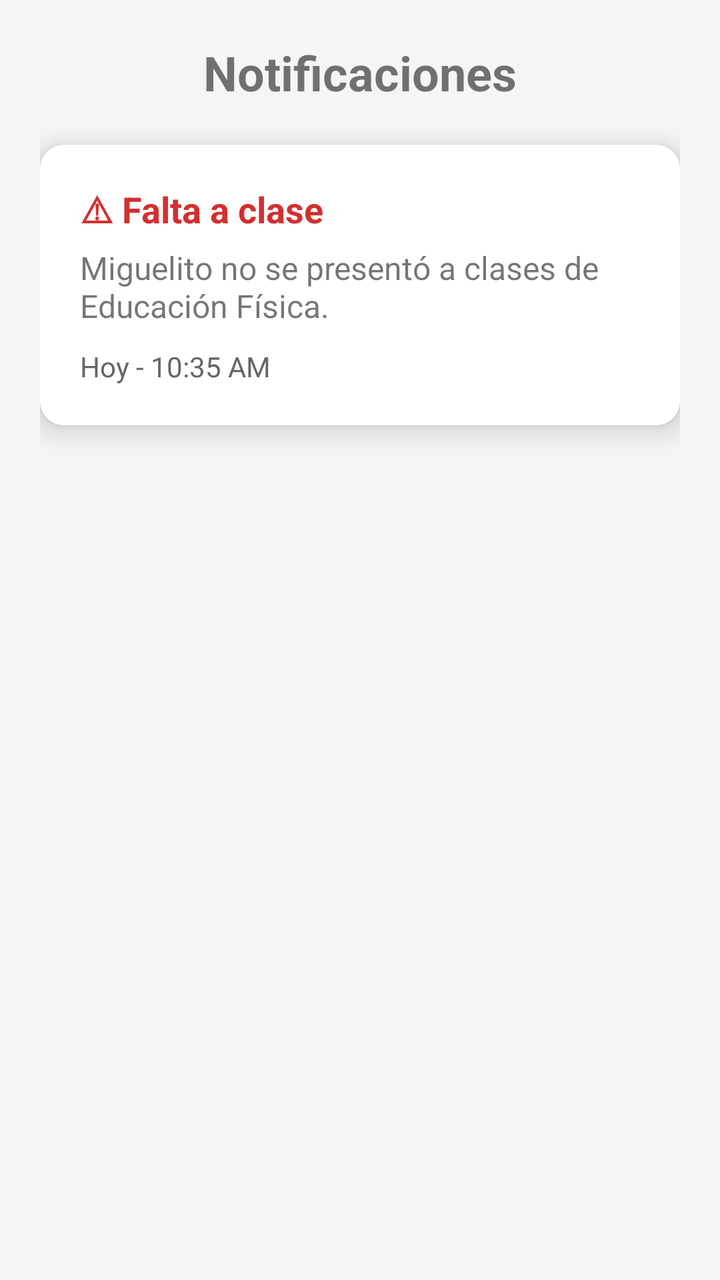
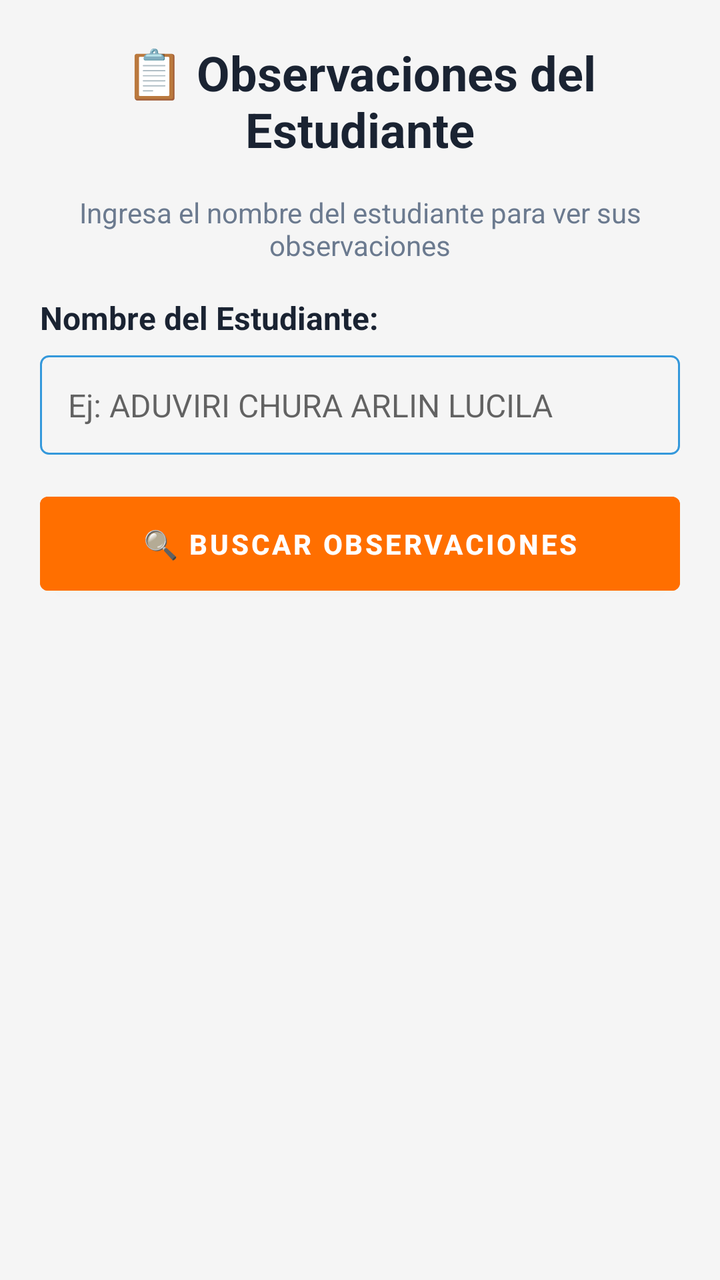

An Android layout rendered at two revisions. The XML below is the earlier revision; the diff shows what the commit changed to produce the second picture.
<!-- AndroidManifest.xml: application theme Theme.Colegio -->
<!-- res/layout/fragment_notifications.xml -->
<?xml version="1.0" encoding="utf-8"?>
<ScrollView xmlns:android="http://schemas.android.com/apk/res/android"
    xmlns:app="http://schemas.android.com/apk/res-auto"
    xmlns:tools="http://schemas.android.com/tools"
    android:layout_width="match_parent"
    android:layout_height="match_parent"
    android:padding="20dp"
    android:background="#F5F5F5"
    tools:context=".ui.notifications.NotificationsFragment">

    <LinearLayout
        android:orientation="vertical"
        android:layout_width="match_parent"
        android:layout_height="wrap_content">

        
        <TextView
            android:id="@+id/text_notifications_title"
            android:layout_width="match_parent"
            android:layout_height="wrap_content"
            android:text="Notificaciones"
            android:textSize="24sp"
            android:textStyle="bold"
            android:gravity="center"
            android:layout_marginBottom="20dp"/>

        
        <androidx.cardview.widget.CardView
            android:id="@+id/cardNotification"
            android:layout_width="match_parent"
            android:layout_height="wrap_content"
            android:layout_marginBottom="16dp"
            app:cardCornerRadius="12dp"
            app:cardElevation="8dp">

            <LinearLayout
                android:orientation="vertical"
                android:padding="20dp"
                android:layout_width="match_parent"
                android:layout_height="wrap_content">

                <TextView
                    android:id="@+id/textNotificationTitle"
                    android:layout_width="wrap_content"
                    android:layout_height="wrap_content"
                    android:text="⚠ Falta a clase"
                    android:textSize="18sp"
                    android:textStyle="bold"
                    android:textColor="#D32F2F"/>

                <TextView
                    android:id="@+id/textNotificationMessage"
                    android:layout_width="wrap_content"
                    android:layout_height="wrap_content"
                    android:text="Miguelito no se presentó a clases de Educación Física."
                    android:textSize="16sp"
                    android:layout_marginTop="6dp"/>

                <TextView
                    android:id="@+id/textNotificationTime"
                    android:layout_width="wrap_content"
                    android:layout_height="wrap_content"
                    android:text="Hoy - 10:35 AM"
                    android:textSize="14sp"
                    android:textColor="#666"
                    android:layout_marginTop="10dp"/>

            </LinearLayout>

        </androidx.cardview.widget.CardView>

    </LinearLayout>

</ScrollView>
<!-- resources referenced by this layout -->
<resources>
  <style name="Theme.Colegio" parent="Theme.MaterialComponents.DayNight.NoActionBar">
          
          <item name="colorPrimary">@color/purple_500</item>
          <item name="colorPrimaryVariant">@color/purple_700</item>
          <item name="colorOnPrimary">@color/white</item>
          
          <item name="colorSecondary">@color/teal_200</item>
          <item name="colorSecondaryVariant">@color/teal_700</item>
          <item name="colorOnSecondary">@color/black</item>
          
          <item name="android:statusBarColor">?attr/colorPrimaryVariant</item>
          
      </style>
  <color name="purple_500">#FF6200EE</color>
  <color name="purple_700">#FF3700B3</color>
  <color name="white">#FFFFFFFF</color>
  <color name="teal_200">#FF03DAC5</color>
  <color name="teal_700">#FF018786</color>
  <color name="black">#FF000000</color>
</resources>

<!-- the commit's change to res/layout/fragment_notifications.xml (unified diff, before → after) -->
@@ -18,56 +18,80 @@
             android:id="@+id/text_notifications_title"
             android:layout_width="match_parent"
             android:layout_height="wrap_content"
-            android:text="Notificaciones"
+            android:text="📋 Observaciones del Estudiante"
             android:textSize="24sp"
             android:textStyle="bold"
+            android:textColor="#1A2332"
             android:gravity="center"
-            android:layout_marginBottom="20dp"/>
+            android:layout_marginBottom="16dp"/>
+
+        <TextView
+            android:layout_width="match_parent"
+            android:layout_height="wrap_content"
+            android:text="Ingresa el nombre del estudiante para ver sus observaciones"
+            android:textSize="14sp"
+            android:textColor="#6B7A8F"
+            android:gravity="center"
+            android:layout_marginBottom="16dp"/>
 
         
-        <androidx.cardview.widget.CardView
-            android:id="@+id/cardNotification"
+        <TextView
+            android:layout_width="wrap_content"
+            android:layout_height="wrap_content"
+            android:text="Nombre del Estudiante:"
+            android:textSize="16sp"
+            android:textStyle="bold"
+            android:textColor="#1A2332"
+            android:layout_marginBottom="8dp" />
+
+        <EditText
+            android:id="@+id/editTextStudentName"
             android:layout_width="match_parent"
             android:layout_height="wrap_content"
-            android:layout_marginBottom="16dp"
-            app:cardCornerRadius="12dp"
-            app:cardElevation="8dp">
+            android:hint="Ej: ADUVIRI CHURA ARLIN LUCILA"
+            android:textSize="16sp"
+            android:padding="14dp"
+            android:background="@drawable/edittext_border" />
+
+        
+        <Button
+            android:id="@+id/btnBuscarObservaciones"
+            android:layout_width="match_parent"
+            android:layout_height="wrap_content"
+            android:text="🔍 BUSCAR OBSERVACIONES"
+            android:layout_marginTop="15dp"
+            android:padding="14dp"
+            android:backgroundTint="#FF6F00"
+            android:textColor="@android:color/white"
+            android:textStyle="bold" />
+
+        
+        <TextView
+            android:id="@+id/textViewStudentName"
+            android:layout_width="wrap_content"
+            android:layout_height="wrap_content"
+            android:text="👤 Estudiante:"
+            android:textSize="20sp"
+            android:textStyle="bold"
+            android:textColor="#1A2332"
+            android:layout_marginTop="20dp"
+            android:visibility="gone" />
+
+        
+        <ScrollView
+            android:id="@+id/scrollViewResultados"
+            android:layout_width="match_parent"
+            android:layout_height="wrap_content"
+            android:layout_marginTop="12dp"
+            android:visibility="gone">
 
             <LinearLayout
-                android:orientation="vertical"
-                android:padding="20dp"
+                android:id="@+id/layoutObservaciones"
                 android:layout_width="match_parent"
-                android:layout_height="wrap_content">
+                android:layout_height="wrap_content"
+                android:orientation="vertical" />
 
-                <TextView
-                    android:id="@+id/textNotificationTitle"
-                    android:layout_width="wrap_content"
-                    android:layout_height="wrap_content"
-                    android:text="⚠ Falta a clase"
-                    android:textSize="18sp"
-                    android:textStyle="bold"
-                    android:textColor="#D32F2F"/>
-
-                <TextView
-                    android:id="@+id/textNotificationMessage"
-                    android:layout_width="wrap_content"
-                    android:layout_height="wrap_content"
-                    android:text="Miguelito no se presentó a clases de Educación Física."
-                    android:textSize="16sp"
-                    android:layout_marginTop="6dp"/>
-
-                <TextView
-                    android:id="@+id/textNotificationTime"
-                    android:layout_width="wrap_content"
-                    android:layout_height="wrap_content"
-                    android:text="Hoy - 10:35 AM"
-                    android:textSize="14sp"
-                    android:textColor="#666"
-                    android:layout_marginTop="10dp"/>
-
-            </LinearLayout>
-
-        </androidx.cardview.widget.CardView>
+        </ScrollView>
 
     </LinearLayout>
 
<!-- resource entries referenced after the edit -->
@@ -1,5 +1,13 @@
 <!-- resources referenced by this layout -->
 <resources>
+  <!-- drawable edittext_border (drawable) -->
+  <?xml version="1.0" encoding="utf-8"?>
+  <shape xmlns:android="http://schemas.android.com/apk/res/android">
+      <solid android:color="@android:color/transparent" />
+      <stroke android:width="1dp" android:color="@color/curso_primero" />
+      <corners android:radius="4dp" />
+      <padding android:left="4dp" android:top="4dp" android:right="4dp" android:bottom="4dp" />
+  </shape>
   <style name="Theme.Colegio" parent="Theme.MaterialComponents.DayNight.NoActionBar">
           
           <item name="colorPrimary">@color/purple_500</item>
@@ -13,6 +21,7 @@
           <item name="android:statusBarColor">?attr/colorPrimaryVariant</item>
           
       </style>
+  <color name="curso_primero">#3498DB</color>
   <color name="purple_500">#FF6200EE</color>
   <color name="purple_700">#FF3700B3</color>
   <color name="white">#FFFFFFFF</color>
